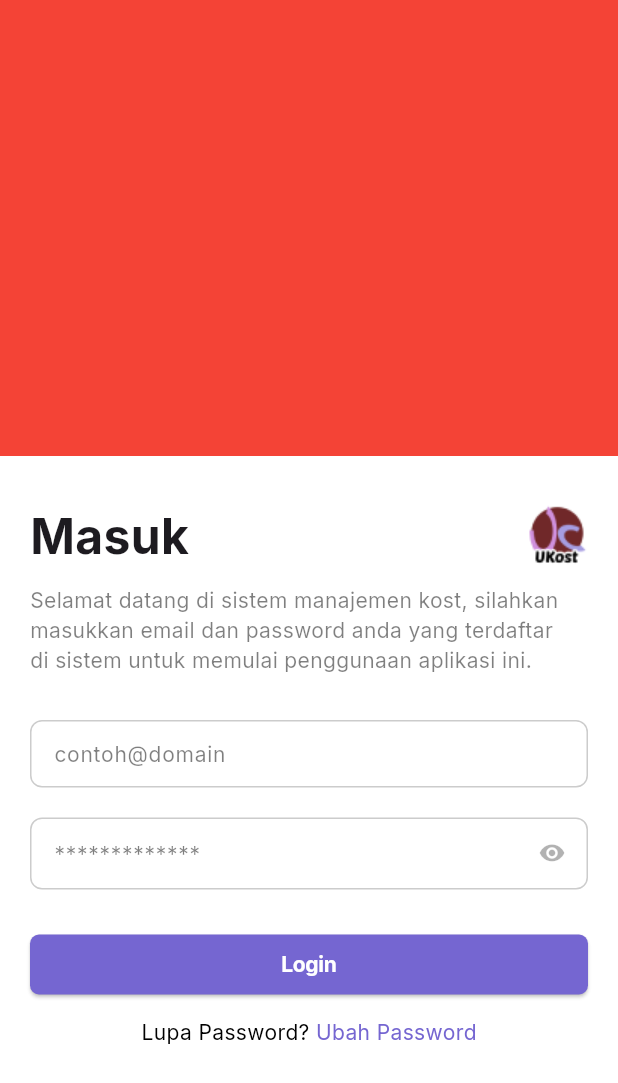
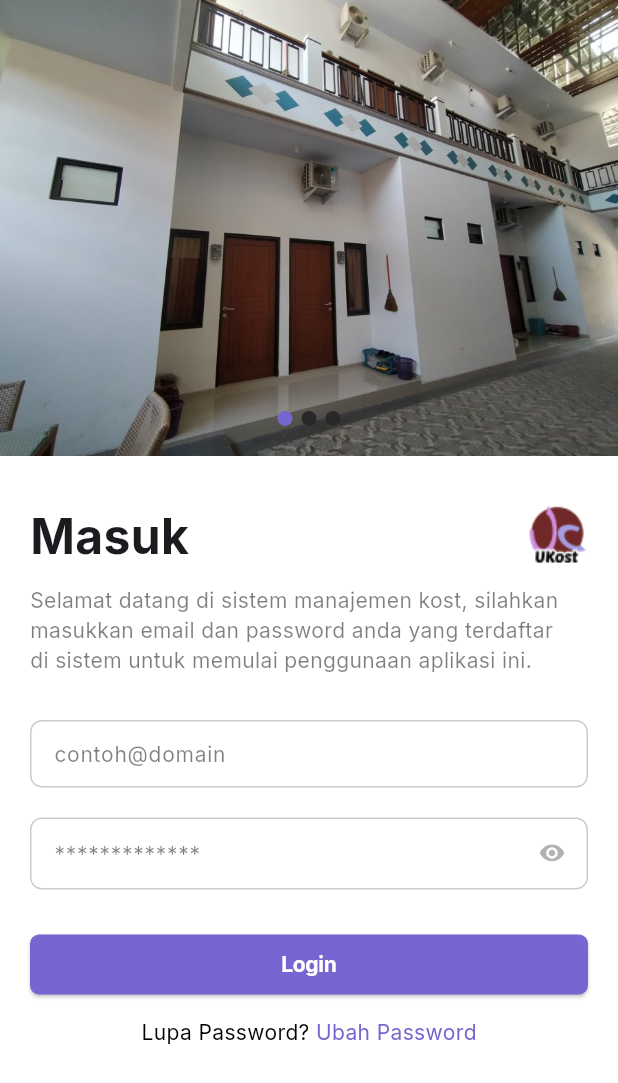
Before and after one commit to farishasyim/ukost, a Flutter app: the screen it shows after launch, on a phone screen of 412 x 824 dp. Shown: the top 1083 px of the screen. Run offline on Flutter 3.47's test engine with Material 3 defaults, Android fonts, the phone set to English and light mode, and no system bars; our stand-ins replace google_fonts, syncfusion_flutter_charts.

```diff
--- a/lib/config/assets.dart
+++ b/lib/config/assets.dart
@@ -2,4 +2,7 @@ class Assets {
   static const String _path = "assets/images";
 
   static const String logo = "$_path/logo.png";
+  static const String carousel1 = "$_path/1.jpg";
+  static const String carousel2 = "$_path/2.jpg";
+  static const String carousel3 = "$_path/3.jpg";
 }
--- a/lib/config/constraint.dart
+++ b/lib/config/constraint.dart
@@ -6,6 +6,8 @@ double screenWidth(BuildContext context, [double? width]) =>
 double screenHeight(BuildContext context, [double? height]) =>
     MediaQuery.of(context).size.height * (height != null ? (height / 100) : 1);
 
+double padTop(BuildContext context) => MediaQuery.of(context).padding.top;
+
 SizedBox verticalSpace(double height) => SizedBox(
       height: height,
     );
--- a/lib/ui_features/components/card/room_card.dart
+++ b/lib/ui_features/components/card/room_card.dart
@@ -66,9 +66,9 @@ class RoomCard extends StatelessWidget {
                           ),
                         ),
                         Text(
-                          "Rp. ${subtitle ?? "0"}",
+                          subtitle ?? "",
                           style: GoogleFonts.inter(
-                            fontWeight: FontWeight.bold,
+                            fontWeight: FontWeight.w300,
                             color: ColorAsset.black,
                             fontSize: 14,
                           ),
--- /dev/null
+++ b/lib/ui_features/components/carousel/carousel.dart
@@ -0,0 +1,105 @@
+import 'package:flutter/material.dart';
+import 'package:ukost/config/color_assets.dart';
+import 'package:ukost/config/constraint.dart';
+
+class Carousel extends StatefulWidget {
+  const Carousel({
+    super.key,
+    this.height = 304,
+    this.images = const [],
+  });
+  final double height;
+  final List<String> images;
+
+  @override
+  State<Carousel> createState() => _CarouselState();
+}
+
+class _CarouselState extends State<Carousel> {
+  ValueNotifier<int> index = ValueNotifier(0);
+  PageController controller = PageController();
+
+  @override
+  void dispose() {
+    // TODO: implement dispose
+    super.dispose();
+    controller.dispose();
+  }
+
+  @override
+  Widget build(BuildContext context) {
+    return SizedBox(
+      height: widget.height,
+      width: screenWidth(context),
+      child: Stack(
+        children: [
+          StreamBuilder<int>(
+              stream: Stream.periodic(
+                const Duration(
+                  seconds: 10,
+                ),
+                (e) {
+                  if (index.value < (widget.images.length - 1)) {
+                    controller.nextPage(
+                      duration: const Duration(seconds: 1),
+                      curve: Curves.ease,
+                    );
+                  } else {
+                    controller.animateToPage(
+                      0,
+                      duration: const Duration(seconds: 1),
+                      curve: Curves.ease,
+                    );
+                  }
+
+                  return e;
+                },
+              ),
+              builder: (context, snapshot) {
+                return PageView(
+                  onPageChanged: (e) {
+                    index.value = e;
+                  },
+                  controller: controller,
+                  children: [
+                    for (var row in widget.images)
+                      Image.asset(
+                        row,
+                        fit: BoxFit.cover,
+                      ),
+                  ],
+                );
+              }),
+          ValueListenableBuilder(
+            valueListenable: index,
+            builder: (context, value, _) {
+              return Positioned(
+                bottom: 20,
+                right: 0,
+                left: 0,
+                child: Row(
+                  mainAxisAlignment: MainAxisAlignment.center,
+                  crossAxisAlignment: CrossAxisAlignment.end,
+                  children: [
+                    for (var i = 0; i < widget.images.length; i++)
+                      Container(
+                        height: 10,
+                        width: 10,
+                        margin: const EdgeInsets.symmetric(horizontal: 3),
+                        decoration: BoxDecoration(
+                          shape: BoxShape.circle,
+                          color: index.value == i
+                              ? ColorAsset.violet
+                              : ColorAsset.black,
+                        ),
+                      ),
+                  ],
+                ),
+              );
+            },
+          ),
+        ],
+      ),
+    );
+  }
+}
--- a/lib/ui_features/pages/auth/login.dart
+++ b/lib/ui_features/pages/auth/login.dart
@@ -5,6 +5,7 @@ import 'package:ukost/config/color_assets.dart';
 import 'package:ukost/config/constraint.dart';
 import 'package:ukost/config/navigation_services.dart';
 import 'package:ukost/ui_features/components/buttons/primary_button.dart';
+import 'package:ukost/ui_features/components/carousel/carousel.dart';
 import 'package:ukost/ui_features/components/inputs/textfield_primary.dart';
 import 'package:ukost/ui_features/layout/template.dart';
 
@@ -20,27 +21,19 @@ class _LoginPageState extends State<LoginPage> {
       passwordController = TextEditingController();
 
   ValueNotifier<bool> isObs = ValueNotifier(false);
+
   @override
   Widget build(BuildContext context) {
     return Scaffold(
       backgroundColor: Colors.white,
       body: ListView(
         children: [
-          SizedBox(
-            height: 304,
-            width: screenWidth(context),
-            child: PageView(
-              children: [
-                for (var row in [
-                  Colors.red,
-                  Colors.blue,
-                  Colors.green,
-                ])
-                  Container(
-                    color: row,
-                  ),
-              ],
-            ),
+          const Carousel(
+            images: [
+              Assets.carousel1,
+              Assets.carousel2,
+              Assets.carousel3,
+            ],
           ),
           verticalSpace(30),
           Padding(
@@ -111,7 +104,7 @@ class _LoginPageState extends State<LoginPage> {
                   label: "Login",
                   color: ColorAsset.violet,
                   onTap: () {
-                    nextScreen(const TemplatePage());
+                    nextScreen(const Template());
                   },
                 ),
                 verticalSpace(15),
```
Also changed, not shown: lib/ui_features/components/appbar/appbar_primary.dart (+28 -6 lines), lib/ui_features/components/buttons/button_add.dart (added, +37 -0 lines), lib/ui_features/components/card/user_card.dart (+8 -5 lines), lib/ui_features/layout/template.dart (+6 -5 lines), lib/ui_features/pages/home/home.dart (+10 -9 lines), lib/ui_features/pages/profile/profile.dart (+18 -9 lines), lib/ui_features/pages/room_management/room.dart (added, +92 -0 lines), lib/ui_features/pages/user_management/user.dart (+63 -11 lines), assets/images/1.jpg (added), assets/images/2.jpg (added), assets/images/3.jpg (added), 1 other file.
